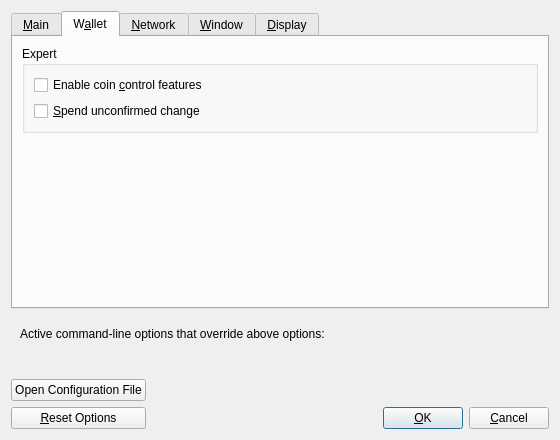
bitcoincore-dev/bitcoin-2001-863168-294116-d812cf1189, file src/qt/forms/optionsdialog.ui: the form before one commit.
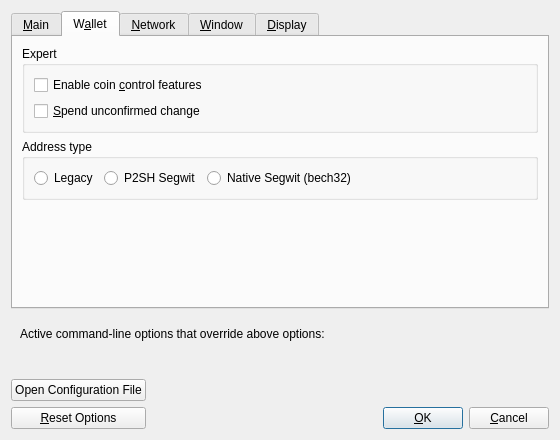
The form after the commit. The open tabs and pages were chosen to show the change. Custom widgets are drawn as their Qt base class.

Commit message:
Qt/Options: Expose addresstype in GUI using rwconf
NOTE: This doesn't update the receive dialog's "Generate Bech32 address" checkbox at all.
That's okay for Bitcoin Knots since it just affects the default checked state, but Core hides the checkbox entirely when addresstype=legacy, so you would want to show/hide it as necessary.

```diff
--- a/src/qt/forms/optionsdialog.ui
+++ b/src/qt/forms/optionsdialog.ui
@@ -166,6 +166,57 @@
          </layout>
         </widget>
        </item>
+       <item>
+        <widget class="QGroupBox" name="groupBoxAddressType">
+         <property name="title">
+          <string>Address type</string>
+         </property>
+         <property name="checkable">
+          <bool>false</bool>
+         </property>
+         <layout class="QHBoxLayout" name="layoutAddressType">
+          <item>
+           <widget class="QRadioButton" name="addressTypeLegacy">
+            <property name="sizePolicy">
+             <sizepolicy hsizetype="Minimum" vsizetype="Fixed">
+              <horstretch>0</horstretch>
+              <verstretch>0</verstretch>
+             </sizepolicy>
+            </property>
+            <property name="text">
+             <string>Legacy</string>
+            </property>
+           </widget>
+          </item>
+          <item>
+           <widget class="QRadioButton" name="addressTypeP2SH_Segwit">
+            <property name="sizePolicy">
+             <sizepolicy hsizetype="Minimum" vsizetype="Fixed">
+              <horstretch>0</horstretch>
+              <verstretch>0</verstretch>
+             </sizepolicy>
+            </property>
+            <property name="text">
+             <string>P2SH Segwit</string>
+            </property>
+           </widget>
+          </item>
+          <item>
+           <widget class="QRadioButton" name="addressTypeBech32">
+            <property name="sizePolicy">
+             <sizepolicy hsizetype="MinimumExpanding" vsizetype="Fixed">
+              <horstretch>0</horstretch>
+              <verstretch>0</verstretch>
+             </sizepolicy>
+            </property>
+            <property name="text">
+             <string>Native Segwit (bech32)</string>
+            </property>
+           </widget>
+          </item>
+         </layout>
+        </widget>
+       </item>
        <item>
         <spacer name="verticalSpacer_Wallet">
          <property name="orientation">
```
The commit also changes 3 other files.
